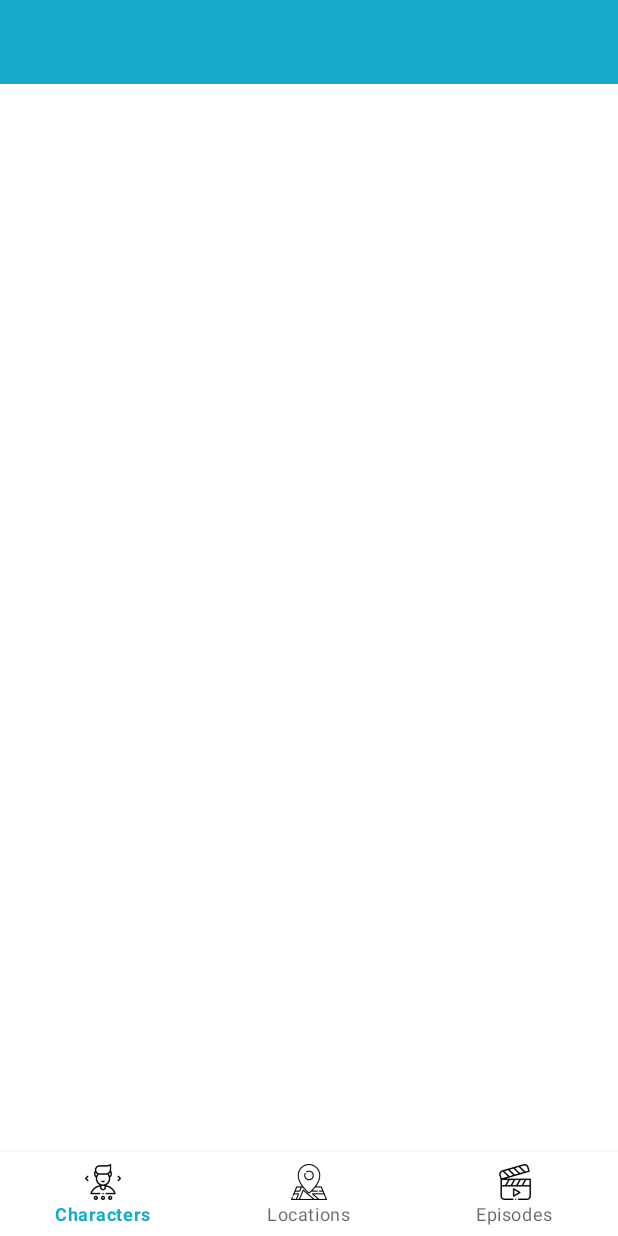
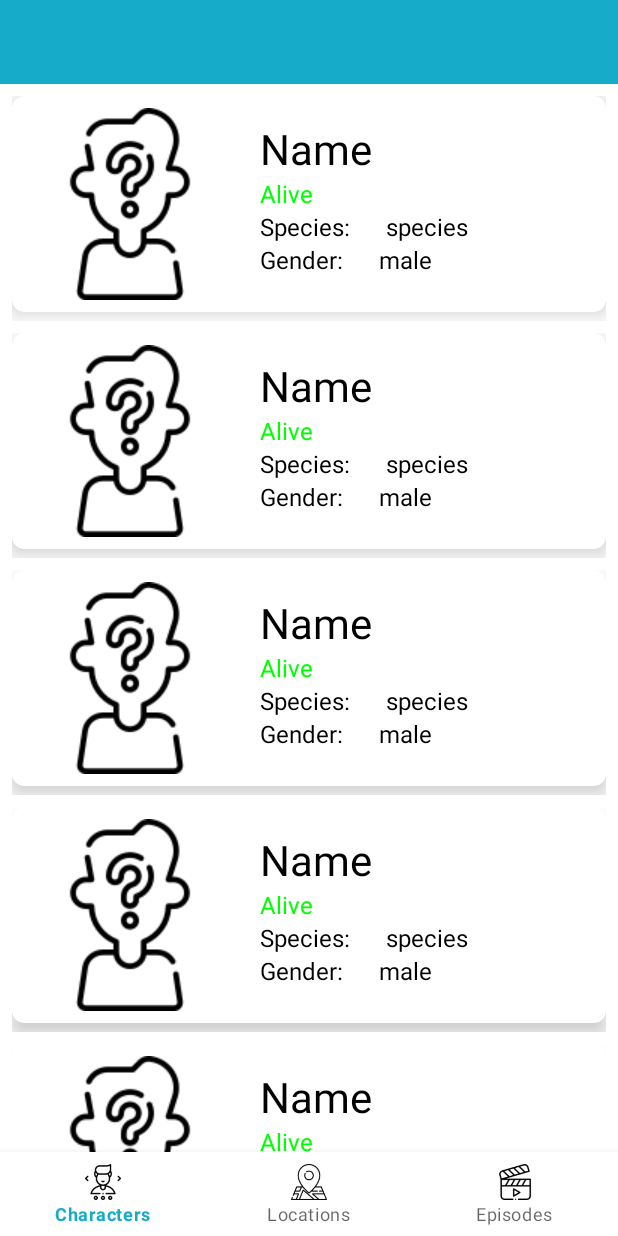
Before and after one commit to Danseren/Sarancha_Aston_Course_Project, an Android app: the screen it shows after launch (MainActivity), on a phone screen of 412 x 824 dp. Run offline under Robolectric (Android 15) with nearby library versions, the light colour scheme and no system bars.

Commit message:
feature_second_week| Add CharacterListFragment whit recyclerView

```diff
--- a/app/src/main/java/ru/aston/sarancha_aston_course_project/model/dto/Result.kt
+++ b/app/src/main/java/ru/aston/sarancha_aston_course_project/model/dto/Result.kt
@@ -1,31 +1,30 @@
 package ru.aston.sarancha_aston_course_project.model.dto
-
 
 import com.google.gson.annotations.SerializedName
 
 data class Result(
-    @SerializedName("created")
-    val created: String,
-    @SerializedName("episode")
-    val episode: List<String>,
+//    @SerializedName("created")
+//    val created: String,
+//    @SerializedName("episode")
+//    val episode: List<String>,
     @SerializedName("gender")
-    val gender: String,
+    val gender: String = "male",
     @SerializedName("id")
-    val id: Int,
-    @SerializedName("image")
-    val image: String,
-    @SerializedName("location")
-    val location: Location,
+    val id: Int = 0,
+//    @SerializedName("image")
+//    val image: String,
+//    @SerializedName("location")
+//    val location: Location,
     @SerializedName("name")
-    val name: String,
-    @SerializedName("origin")
-    val origin: Origin,
+    val name: String = "Name",
+//    @SerializedName("origin")
+//    val origin: Origin,
     @SerializedName("species")
-    val species: String,
+    val species: String = "species",
     @SerializedName("status")
-    val status: String,
+    val status: String = "Alive",
     @SerializedName("type")
-    val type: String,
-    @SerializedName("url")
-    val url: String
+    val type: String = "type",
+//    @SerializedName("url")
+//    val url: String
 )
--- a/app/src/main/java/ru/aston/sarancha_aston_course_project/view/CharacterListFragment.kt
+++ b/app/src/main/java/ru/aston/sarancha_aston_course_project/view/CharacterListFragment.kt
@@ -6,6 +6,7 @@ import android.view.View
 import android.view.ViewGroup
 import androidx.fragment.app.Fragment
 import ru.aston.sarancha_aston_course_project.databinding.FragmentCharactersListBinding
+import ru.aston.sarancha_aston_course_project.model.dto.Result
 
 class CharacterListFragment : Fragment() {
 
@@ -28,7 +29,18 @@ class CharacterListFragment : Fragment() {
     override fun onViewCreated(view: View, savedInstanceState: Bundle?) {
         super.onViewCreated(view, savedInstanceState)
 
+        val characters = arrayListOf(
+            Result(),
+            Result(),
+            Result(),
+            Result(),
+            Result(),
+            Result(),
+            Result(),
+        )
 
+        val adapter = RecyclerCharactersAdapter(characters)
+        binding.recyclerCharactersContainer.adapter = adapter
     }
 
     override fun onDestroyView() {
--- /dev/null
+++ b/app/src/main/java/ru/aston/sarancha_aston_course_project/view/CustomCharacter.kt
@@ -0,0 +1,87 @@
+package ru.aston.sarancha_aston_course_project.view
+
+import android.content.Context
+import android.graphics.Color
+import android.util.AttributeSet
+import android.view.LayoutInflater
+import androidx.constraintlayout.widget.ConstraintLayout
+import ru.aston.sarancha_aston_course_project.R
+import ru.aston.sarancha_aston_course_project.databinding.CharacterInfoBinding
+
+class CustomCharacter(
+    context: Context,
+    attrs: AttributeSet?,
+    defStyleAttr: Int,
+    defStyleRes: Int
+) : ConstraintLayout(context, attrs, defStyleAttr, defStyleRes) {
+
+    private val binding: CharacterInfoBinding
+
+    constructor(context: Context, attrs: AttributeSet?, defStyleAttr: Int) : this(
+        context,
+        attrs,
+        defStyleAttr,
+        0
+    )
+
+    constructor(context: Context, attrs: AttributeSet?) : this(context, attrs, 0)
+    constructor(context: Context) : this(context, null)
+
+    init {
+        val inflater = LayoutInflater.from(context)
+        inflater.inflate(R.layout.character_info, this, true)
+        binding = CharacterInfoBinding.bind(this)
+        initializeAttributes(attrs, defStyleAttr, defStyleRes)
+    }
+
+    private fun initializeAttributes(attrs: AttributeSet?, defStyleAttr: Int, defStyleRes: Int) {
+        if (attrs == null) return
+        val typedArray =
+            context.obtainStyledAttributes(attrs, R.styleable.CustomCharacterView, defStyleAttr, defStyleRes)
+
+        val imageSrc = typedArray.getInteger(R.styleable.CustomCharacterView_imageSrc, R.drawable.ic_anonymous_128)
+        setImageSrc(imageSrc)
+
+        val characterName = typedArray.getString(R.styleable.CustomCharacterView_characterName)
+        setCharacterName(characterName)
+
+        val characterStatus = typedArray.getString(R.styleable.CustomCharacterView_characterStatus)
+        setCharacterStatus(characterStatus)
+
+        val characterStatusColor = typedArray.getColor(R.styleable.CustomCharacterView_characterStatusColor, Color.GRAY)
+        setCharacterStatusColor(characterStatusColor)
+
+        val characterSpecies = typedArray.getString(R.styleable.CustomCharacterView_characterSpecies)
+        setCharacterSpecies(characterSpecies)
+
+        val characterGender = typedArray.getString(R.styleable.CustomCharacterView_characterGender)
+        setCharacterGender(characterGender)
+
+        typedArray.recycle()
+    }
+
+    fun setCharacterName(headerText: String?) {
+        binding.tvCharacterName.text = headerText ?: context.getString(R.string.tvCharacterName)
+    }
+
+    fun setCharacterStatus(bodyText: String?) {
+        binding.tvCharacterStatus.text = bodyText ?: context.getString(R.string.tvCharacterStatus)
+    }
+
+    fun setImageSrc(imageSrc: Int) {
+        binding.ivAvatar.setImageResource(imageSrc)
+    }
+
+    fun setCharacterStatusColor(color: Int) {
+        binding.tvCharacterStatus.setTextColor(color)
+    }
+
+    fun setCharacterSpecies(headerText: String?) {
+        binding.tvSpecies.text = headerText ?: context.getString(R.string.tvSpecies)
+    }
+
+    fun setCharacterGender(bodyText: String?) {
+        binding.tvGender.text = bodyText ?: context.getString(R.string.tvGender)
+    }
+
+}
--- /dev/null
+++ b/app/src/main/java/ru/aston/sarancha_aston_course_project/view/RecyclerCharactersAdapter.kt
@@ -0,0 +1,69 @@
+package ru.aston.sarancha_aston_course_project.view
+
+import android.graphics.Color
+import android.view.LayoutInflater
+import android.view.ViewGroup
+import androidx.recyclerview.widget.RecyclerView
+import ru.aston.sarancha_aston_course_project.databinding.RecyclerCharactersBinding
+import ru.aston.sarancha_aston_course_project.model.dto.Result
+
+class RecyclerCharactersAdapter(private val listData: List<Result>) :
+    RecyclerView.Adapter<BaseViewHolder>() {
+
+    var clickAction: ((Result) -> Unit)? = null
+    var itemPos: Int = 1
+
+//    override fun getItemViewType(position: Int): Int {
+//        return listData[position].type
+//    }
+
+    override fun onCreateViewHolder(
+        parent: ViewGroup,
+        viewType: Int
+    ): BaseViewHolder {
+
+        val binding = RecyclerCharactersBinding.inflate(LayoutInflater.from(parent.context))
+        return CharactersViewHolder(binding)
+//        return when (viewType) {
+//            MOTHERLAND -> {
+//                val binding =
+//                    RecyclerAbroadCountryBinding.inflate(LayoutInflater.from(parent.context))
+//                AbroadCountryViewHolder(binding)
+//            }
+//            else -> {
+//                val binding = RecyclerItemBinding.inflate(LayoutInflater.from(parent.context))
+//                CharactersViewHolder(binding)
+//            }
+//        }
+    }
+
+    override fun onBindViewHolder(holder: BaseViewHolder, position: Int) {
+        holder.bind(listData[position])
+        when (holder) {
+            is CharactersViewHolder -> {
+                with(holder.binding) {
+                    custom.apply {
+                        setCharacterName(listData[position].name)
+                        setCharacterStatus(listData[position].status)
+//                        setImageSrc(listData[position].image)
+                        setCharacterSpecies(listData[position].species)
+                        setCharacterGender(listData[position].gender)
+                        when (listData[position].status) {
+                            "Alive" -> setCharacterStatusColor(Color.GREEN)
+                            "Dead" -> setCharacterStatusColor(Color.RED)
+                            else -> setCharacterStatusColor(Color.GRAY)
+                        }
+
+//                        setOnClickListener {
+//                            itemPos = position
+//                            clickAction?.invoke(listData[position])
+//                        }
+                    }
+
+                }
+            }
+        }
+    }
+
+    override fun getItemCount(): Int = listData.size
+}
--- /dev/null
+++ b/app/src/main/java/ru/aston/sarancha_aston_course_project/view/ViewHolders.kt
@@ -0,0 +1,16 @@
+package ru.aston.sarancha_aston_course_project.view
+
+import android.view.View
+import androidx.recyclerview.widget.RecyclerView
+import ru.aston.sarancha_aston_course_project.databinding.RecyclerCharactersBinding
+import ru.aston.sarancha_aston_course_project.model.dto.Result
+
+abstract class BaseViewHolder(view: View) : RecyclerView.ViewHolder(view) {
+    abstract fun bind(myViewDto: Result)
+}
+
+class CharactersViewHolder(
+    val binding: RecyclerCharactersBinding
+) : BaseViewHolder(binding.root) {
+    override fun bind(myViewDto: Result) {}
+}
--- /dev/null
+++ b/app/src/main/res/layout/character_info.xml
@@ -0,0 +1,128 @@
+<?xml version="1.0" encoding="utf-8"?>
+<merge xmlns:android="http://schemas.android.com/apk/res/android"
+    xmlns:app="http://schemas.android.com/apk/res-auto"
+    xmlns:tools="http://schemas.android.com/tools"
+    android:layout_width="match_parent"
+    android:layout_height="wrap_content"
+    tools:parentTag="androidx.constraintlayout.widget.ConstraintLayout">
+
+    <androidx.cardview.widget.CardView
+        android:layout_width="match_parent"
+        android:layout_height="wrap_content"
+        app:cardCornerRadius="@dimen/radius"
+        app:cardElevation="@dimen/elevation"
+        app:layout_constraintEnd_toEndOf="parent"
+        app:layout_constraintStart_toStartOf="parent"
+        app:layout_constraintTop_toTopOf="parent"
+        tools:ignore="MissingConstraints">
+
+        <androidx.constraintlayout.widget.ConstraintLayout
+            android:id="@+id/cardConstraintLayout"
+            android:layout_width="match_parent"
+            android:layout_height="match_parent"
+            android:padding="@dimen/paddingMedium">
+
+            <ImageView
+                android:id="@+id/ivAvatar"
+                android:layout_width="wrap_content"
+                android:layout_height="wrap_content"
+                android:layout_marginStart="@dimen/marginMedium"
+                android:contentDescription="contentDescription"
+                android:src="@drawable/ic_anonymous_128"
+                app:layout_constraintBottom_toBottomOf="parent"
+                app:layout_constraintEnd_toStartOf="@+id/guidelineVerticalStart"
+                app:layout_constraintStart_toStartOf="parent"
+                app:layout_constraintTop_toTopOf="parent" />
+
+            <androidx.constraintlayout.widget.Guideline
+                android:id="@+id/guidelineVerticalStart"
+                android:layout_width="wrap_content"
+                android:layout_height="wrap_content"
+                android:orientation="vertical"
+                app:layout_constraintGuide_percent="0.35" />
+
+            <TextView
+                android:id="@+id/tvCharacterName"
+                style="@style/TitleTextStyle"
+                android:layout_width="0dp"
+                android:layout_height="wrap_content"
+                android:layout_marginStart="@dimen/marginExtraLarge"
+                android:layout_marginTop="@dimen/marginMedium"
+                android:contentDescription="contentDescription"
+                android:ellipsize="end"
+                android:lines="1"
+                android:text="@string/tvCharacterName"
+                app:layout_constraintEnd_toEndOf="parent"
+                app:layout_constraintStart_toEndOf="@+id/guidelineVerticalStart"
+                app:layout_constraintTop_toTopOf="parent" />
+
+            <TextView
+                android:id="@+id/tvCharacterStatus"
+                style="@style/SmallTextStyle"
+                android:layout_width="0dp"
+                android:layout_height="wrap_content"
+                android:layout_marginStart="@dimen/marginExtraLarge"
+                android:contentDescription="contentDescription"
+                android:ellipsize="end"
+                android:lines="1"
+                android:text="@string/tvCharacterStatus"
+                app:layout_constraintEnd_toEndOf="parent"
+                app:layout_constraintStart_toEndOf="@+id/guidelineVerticalStart"
+                app:layout_constraintTop_toBottomOf="@id/tvCharacterName" />
+
+            <TextView
+                android:id="@+id/tvSpeciesTitle"
+                style="@style/SmallTextStyle"
+                android:layout_width="0dp"
+                android:layout_height="wrap_content"
+                android:layout_marginStart="@dimen/marginExtraLarge"
+                android:contentDescription="contentDescription"
+                android:ellipsize="end"
+                android:lines="1"
+                android:text="@string/tvSpeciesTitle"
+                app:layout_constraintStart_toEndOf="@+id/guidelineVerticalStart"
+                app:layout_constraintTop_toBottomOf="@id/tvCharacterStatus" />
+
+            <TextView
+                android:id="@+id/tvSpecies"
+                style="@style/SmallTextStyle"
+                android:layout_width="0dp"
+                android:layout_height="wrap_content"
+                android:layout_marginStart="@dimen/marginExtraLarge"
+                android:contentDescription="contentDescription"
+                android:ellipsize="end"
+                android:lines="1"
+                android:text="@string/tvSpecies"
+                app:layout_constraintStart_toEndOf="@+id/tvSpeciesTitle"
+                app:layout_constraintTop_toBottomOf="@id/tvCharacterStatus" />
+
+            <TextView
+                android:id="@+id/tvGenderTitle"
+                style="@style/SmallTextStyle"
+                android:layout_width="0dp"
+                android:layout_height="wrap_content"
+                android:layout_marginStart="@dimen/marginExtraLarge"
+                android:contentDescription="contentDescription"
+                android:ellipsize="end"
+                android:lines="1"
+                android:text="@string/tvGenderTitle"
+                app:layout_constraintStart_toEndOf="@+id/guidelineVerticalStart"
+                app:layout_constraintTop_toBottomOf="@id/tvSpeciesTitle" />
+
+            <TextView
+                android:id="@+id/tvGender"
+                style="@style/SmallTextStyle"
+                android:layout_width="0dp"
+                android:layout_height="wrap_content"
+                android:layout_marginStart="@dimen/marginExtraLarge"
+                android:contentDescription="contentDescription"
+                android:ellipsize="end"
+                android:lines="1"
+                android:text="@string/tvGender"
+                app:layout_constraintStart_toEndOf="@+id/tvGenderTitle"
+                app:layout_constraintTop_toBottomOf="@id/tvSpeciesTitle" />
+
+        </androidx.constraintlayout.widget.ConstraintLayout>
+
+    </androidx.cardview.widget.CardView>
+</merge>
--- a/app/src/main/res/layout/fragment_characters_list.xml
+++ b/app/src/main/res/layout/fragment_characters_list.xml
@@ -1,6 +1,5 @@
 <?xml version="1.0" encoding="utf-8"?>
-<androidx.recyclerview.widget.RecyclerView
-    xmlns:android="http://schemas.android.com/apk/res/android"
+<androidx.recyclerview.widget.RecyclerView xmlns:android="http://schemas.android.com/apk/res/android"
     xmlns:app="http://schemas.android.com/apk/res-auto"
     xmlns:tools="http://schemas.android.com/tools"
     android:id="@+id/recyclerCharactersContainer"
@@ -10,4 +9,4 @@
     app:layout_constraintEnd_toEndOf="parent"
     app:layout_constraintStart_toStartOf="parent"
     app:layout_constraintTop_toTopOf="parent"
-    />
+    tools:listitem="@layout/recycler_characters" />
--- /dev/null
+++ b/app/src/main/res/layout/recycler_characters.xml
@@ -0,0 +1,15 @@
+<?xml version="1.0" encoding="utf-8"?>
+<FrameLayout xmlns:android="http://schemas.android.com/apk/res/android"
+    xmlns:app="http://schemas.android.com/apk/res-auto"
+    android:layout_width="match_parent"
+    android:layout_height="match_parent">
+
+    <ru.aston.sarancha_aston_course_project.view.CustomCharacter
+        android:id="@+id/custom"
+        android:layout_width="match_parent"
+        android:layout_height="150dp"
+        android:layout_marginStart="@dimen/marginMedium"
+        android:layout_marginTop="@dimen/marginMedium"
+        android:layout_marginEnd="@dimen/marginMedium" />
+
+</FrameLayout>
--- /dev/null
+++ b/app/src/main/res/values/attrs.xml
@@ -0,0 +1,13 @@
+<?xml version="1.0" encoding="utf-8"?>
+<resources>
+
+    <declare-styleable name="CustomCharacterView">
+        <attr name="imageSrc" format="integer" />
+        <attr name="characterName" format="string" />
+        <attr name="characterStatus" format="string" />
+        <attr name="characterStatusColor" format="color" />
+        <attr name="characterSpecies" format="string" />
+        <attr name="characterGender" format="string" />
+    </declare-styleable>
+
+</resources>
--- /dev/null
+++ b/app/src/main/res/values/dimens.xml
@@ -0,0 +1,12 @@
+<?xml version="1.0" encoding="utf-8"?>
+<resources>
+    <dimen name="marginMedium">8dp</dimen>
+    <dimen name="marginLarge">16dp</dimen>
+    <dimen name="marginExtraLarge">24dp</dimen>
+    <dimen name="paddingLarge">16dp</dimen>
+    <dimen name="paddingMedium">8dp</dimen>
+    <dimen name="chipSpacingHorizontal">4dp</dimen>
+    <dimen name="btnTextSize">20sp</dimen>
+    <dimen name="radius">8dp</dimen>
+    <dimen name="elevation">8dp</dimen>
+</resources>
--- a/app/src/main/res/values/strings.xml
+++ b/app/src/main/res/values/strings.xml
@@ -1,3 +1,9 @@
 <resources>
     <string name="app_name">Sarancha_Aston_Course_Project</string>
+    <string name="tvCharacterName">CharacterName</string>
+    <string name="tvCharacterStatus">CharacterStatus</string>
+    <string name="tvSpeciesTitle">Species:</string>
+    <string name="tvSpecies">CharacterSpecies</string>
+    <string name="tvGenderTitle">Gender:</string>
+    <string name="tvGender">CharacterGender</string>
 </resources>
```
Also changed, not shown: app/src/main/res/drawable-v24/ic_anonymous_128.png (added).
